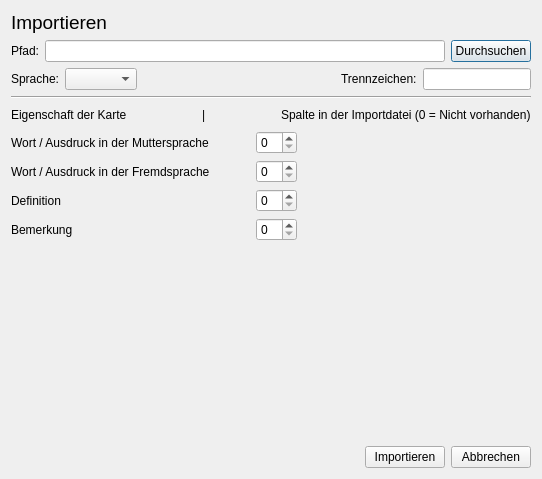
Above: Client/importCSV.ui from samuelx12/Vocitrainer before the change. Below: the same form after it.
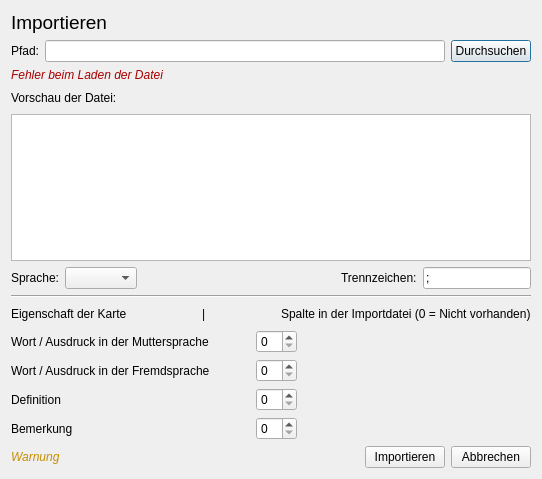
That is the form after the change.

Commit message: Eine Datei Vorschau für das CSV Importieren Fenster erstellt.

```diff
--- a/Client/importCSV.ui
+++ b/Client/importCSV.ui
@@ -13,7 +13,7 @@
   <property name="windowTitle">
    <string>Importieren</string>
   </property>
-  <layout class="QVBoxLayout" name="verticalLayout_2">
+  <layout class="QVBoxLayout" name="verticalLayout_3">
    <item>
     <widget class="QLabel" name="label">
      <property name="font">
@@ -50,6 +50,60 @@
      </item>
     </layout>
    </item>
+   <item>
+    <widget class="QLabel" name="lbl_FehlerPfad">
+     <property name="font">
+      <font>
+       <family>Segoe UI</family>
+       <italic>true</italic>
+      </font>
+     </property>
+     <property name="styleSheet">
+      <string notr="true">color: rgb(170, 0, 0);</string>
+     </property>
+     <property name="text">
+      <string>Fehler beim Laden der Datei</string>
+     </property>
+    </widget>
+   </item>
+   <item>
+    <layout class="QVBoxLayout" name="verticalLayout_2">
+     <item>
+      <layout class="QHBoxLayout" name="horizontalLayout_4">
+       <item>
+        <widget class="QLabel" name="lbl_Vorschau">
+         <property name="text">
+          <string>Vorschau der Datei:</string>
+         </property>
+        </widget>
+       </item>
+       <item>
+        <spacer name="spacer_Vorschau">
+         <property name="orientation">
+          <enum>Qt::Horizontal</enum>
+         </property>
+         <property name="sizeHint" stdset="0">
+          <size>
+           <width>40</width>
+           <height>20</height>
+          </size>
+         </property>
+        </spacer>
+       </item>
+      </layout>
+     </item>
+     <item>
+      <widget class="QTextEdit" name="txt_Vorschau">
+       <property name="lineWrapMode">
+        <enum>QTextEdit::NoWrap</enum>
+       </property>
+       <property name="readOnly">
+        <bool>true</bool>
+       </property>
+      </widget>
+     </item>
+    </layout>
+   </item>
    <item>
     <layout class="QHBoxLayout" name="horizontalLayout_3">
      <item>
@@ -96,7 +150,11 @@
       </widget>
      </item>
      <item>
-      <widget class="QLineEdit" name="lineEdit"/>
+      <widget class="QLineEdit" name="txt_trennzeichen">
+       <property name="text">
+        <string>;</string>
+       </property>
+      </widget>
      </item>
     </layout>
    </item>
@@ -298,13 +356,29 @@
      <property name="sizeHint" stdset="0">
       <size>
        <width>20</width>
-       <height>178</height>
+       <height>13</height>
       </size>
      </property>
     </spacer>
    </item>
    <item>
     <layout class="QHBoxLayout" name="horizontalLayout_2">
+     <item>
+      <widget class="QLabel" name="lbl_Warnung">
+       <property name="font">
+        <font>
+         <family>Segoe UI</family>
+         <italic>true</italic>
+        </font>
+       </property>
+       <property name="styleSheet">
+        <string notr="true">color: rgb(198, 142, 2);</string>
+       </property>
+       <property name="text">
+        <string>Warnung</string>
+       </property>
+      </widget>
+     </item>
      <item>
       <spacer name="horizontalSpacer">
        <property name="orientation">
```
Left out of the diff: 21 changed lines with no effect on the pictures. The commit also changes 3 other files.
